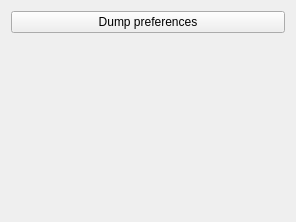
Above: branches/michal/src/qt_gui/dev_help.ui from uglyDwarf/linuxtrack before the change. Below: the same form after it.
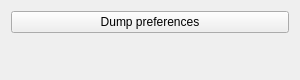
That is the form after the change.

Commit message: Linuxtrack now remembers its windows positions. Changed dimmensions of devhelp window.

The edit to the form file:
```diff
--- a/branches/michal/src/qt_gui/dev_help.ui
+++ b/branches/michal/src/qt_gui/dev_help.ui
@@ -6,8 +6,8 @@
    <rect>
     <x>0</x>
     <y>0</y>
-    <width>296</width>
-    <height>222</height>
+    <width>300</width>
+    <height>80</height>
    </rect>
   </property>
   <property name="windowTitle">
```
The commit also changes 2 other files.
